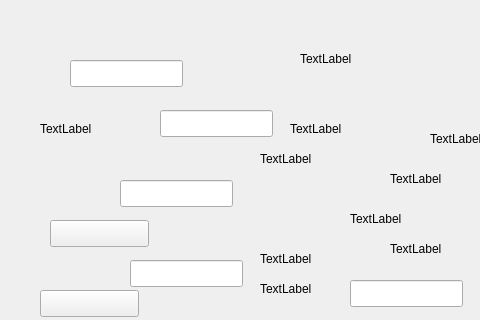
Old version of the form k1160pro/qsettingdebugform.ui in the repository photonlili/K1160; both pictures show x 0 to 480 and y 0 to 320 of the 916 by 667 pixel window.
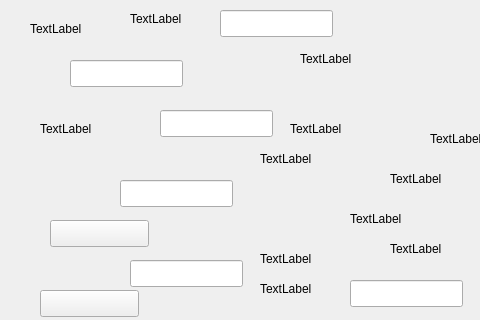
New version of the form.

```diff
--- a/k1160pro/qsettingdebugform.ui
+++ b/k1160pro/qsettingdebugform.ui
@@ -390,6 +390,42 @@
     <string>TextLabel</string>
    </property>
   </widget>
+  <widget class="QLabel" name="lb_settingdebug_c">
+   <property name="geometry">
+    <rect>
+     <x>30</x>
+     <y>20</y>
+     <width>67</width>
+     <height>17</height>
+    </rect>
+   </property>
+   <property name="text">
+    <string>TextLabel</string>
+   </property>
+  </widget>
+  <widget class="QLabel" name="lb_settingdebug_yanse">
+   <property name="geometry">
+    <rect>
+     <x>130</x>
+     <y>10</y>
+     <width>67</width>
+     <height>17</height>
+    </rect>
+   </property>
+   <property name="text">
+    <string>TextLabel</string>
+   </property>
+  </widget>
+  <widget class="QLineEdit" name="le_settingdebug_c">
+   <property name="geometry">
+    <rect>
+     <x>220</x>
+     <y>10</y>
+     <width>113</width>
+     <height>27</height>
+    </rect>
+   </property>
+  </widget>
  </widget>
  <resources/>
  <connections/>
```
